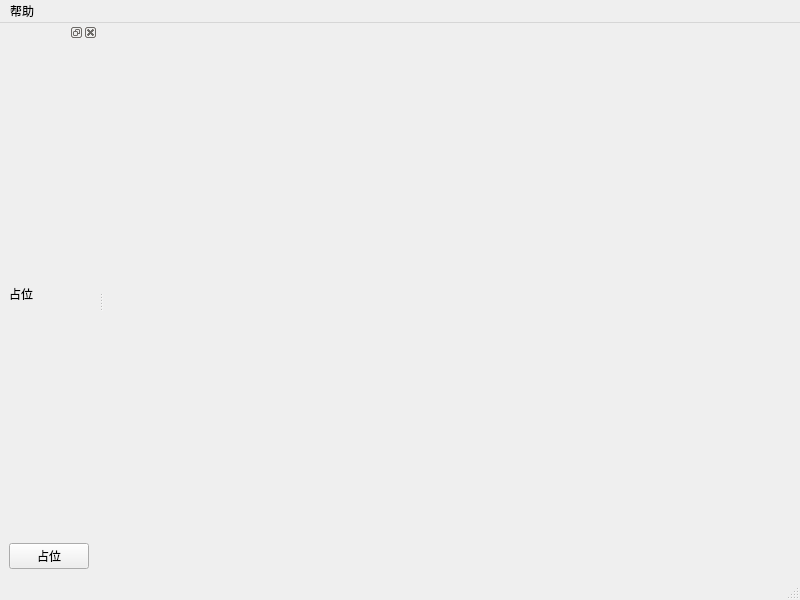
Above: pc/gt_window.ui from yougukepp/gesture before the change. Below: the same form after it.
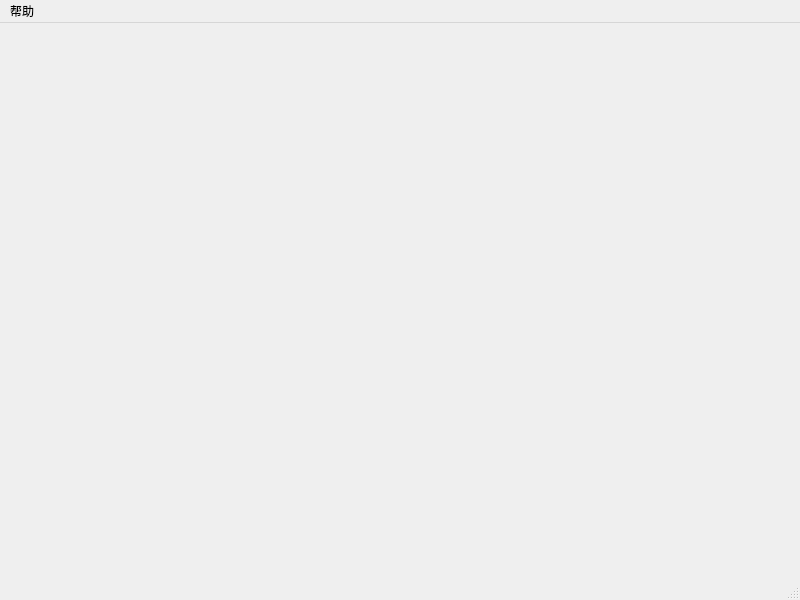
That is the form after the change.

What changed in the file:
```diff
--- a/pc/gt_window.ui
+++ b/pc/gt_window.ui
@@ -40,29 +40,6 @@
    <addaction name="menu"/>
   </widget>
   <widget class="QStatusBar" name="statusbar"/>
-  <widget class="QDockWidget" name="dockWidget_2">
-   <attribute name="dockWidgetArea">
-    <number>1</number>
-   </attribute>
-   <widget class="QWidget" name="dockWidgetContents_3">
-    <layout class="QVBoxLayout" name="verticalLayout">
-     <item>
-      <widget class="QLabel" name="label_2">
-       <property name="text">
-        <string>占位</string>
-       </property>
-      </widget>
-     </item>
-     <item>
-      <widget class="QPushButton" name="pushButton_2">
-       <property name="text">
-        <string>占位</string>
-       </property>
-      </widget>
-     </item>
-    </layout>
-   </widget>
-  </widget>
   <action name="action">
    <property name="text">
     <string>版本</string>
```
Left out of the diff: 2 changed lines with no effect on the pictures.
